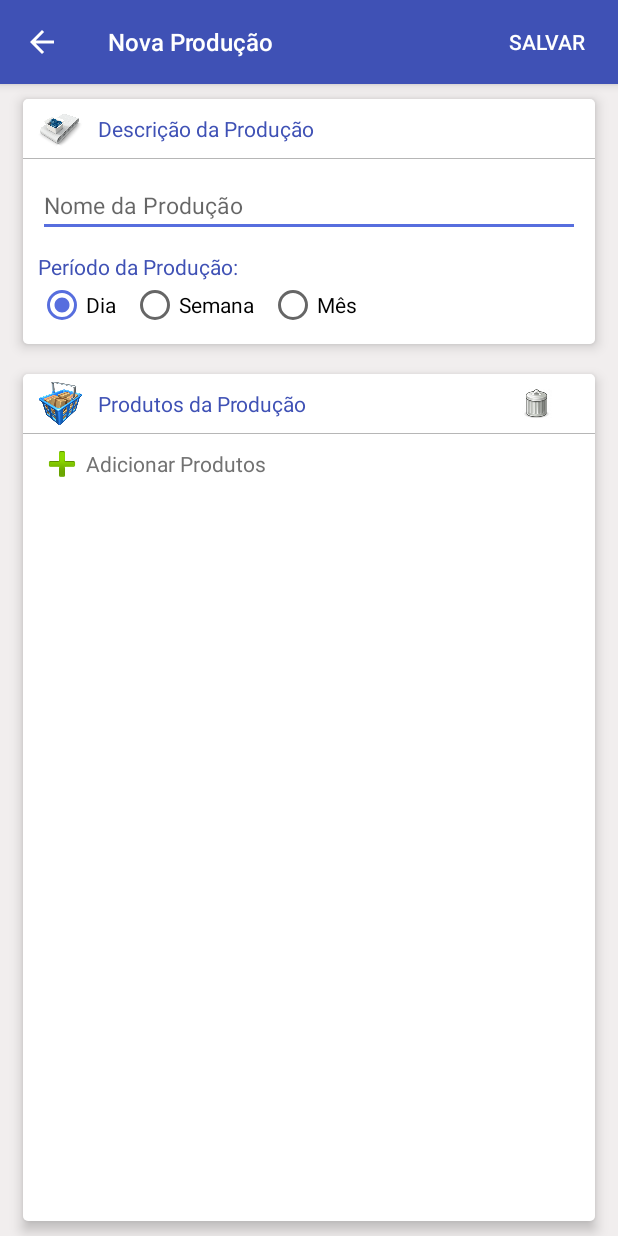
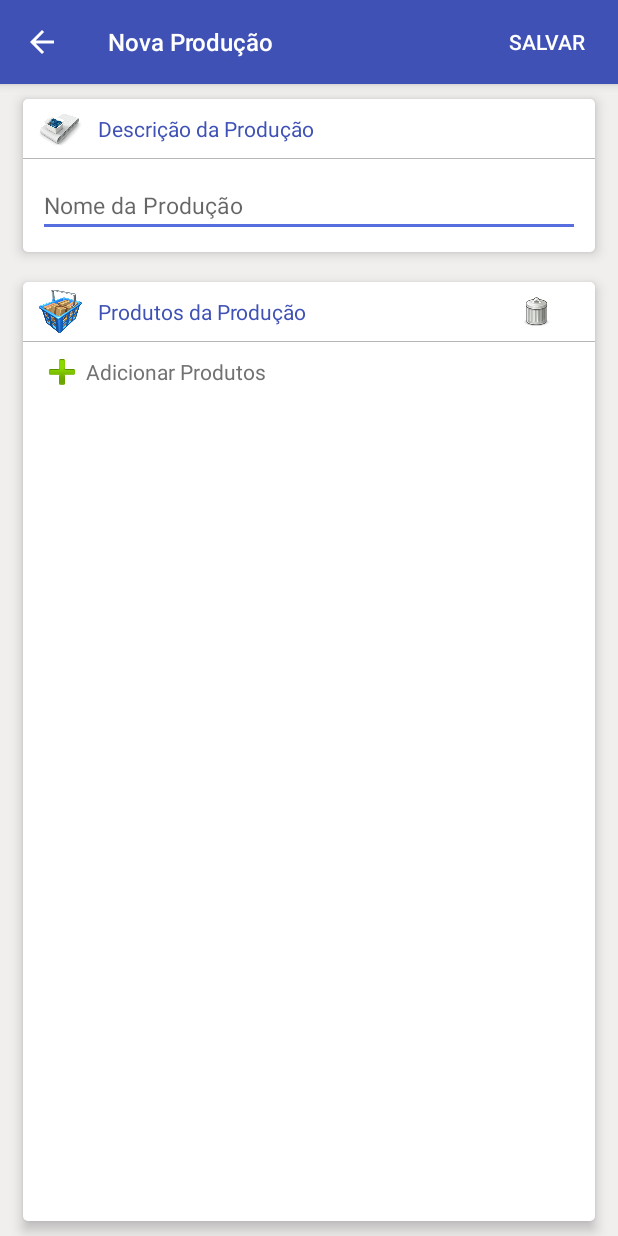
Before and after one commit to CharlleDaniel/SimpleERP, an Android app: the CadProducao screen opened directly, with no data from a screen before it, on a phone screen of 412 x 824 dp. Run offline under Robolectric (Android 15) with nearby library versions, the phone set to English and light mode, and no system bars; 1 statement that could not run was skipped.

Commit message:
Alteração faturamento por Produção

```diff
--- a/app/src/main/java/com/simpleerp/CadProducao.java
+++ b/app/src/main/java/com/simpleerp/CadProducao.java
@@ -31,16 +31,13 @@ import java.util.List;
 /**
  * Created by CharlleNot on 14/10/2015.
  */
-public class CadProducao extends AppCompatActivity implements View.OnClickListener {
+public class CadProducao extends AppCompatActivity{
     private Toolbar bar;
     private ListView lvProdutos;
     private static Produto produto;
     private ProdutoAdapter adapter;
     private SimpleControl sistema;
     private TextView nomeProducao;
-    private RadioButton rbDia;
-    private RadioButton rbSemana;
-    private RadioButton rbMes;
 
     @Override
     protected void onCreate(Bundle savedInstanceState) {
@@ -63,13 +60,6 @@ public class CadProducao extends AppCompatActivity implements View.OnClickListen
     private void acessViews(){
         bar= (Toolbar)findViewById(R.id.bar);
         nomeProducao=(TextView)findViewById(R.id.editTextNome);
-        rbDia= (RadioButton)findViewById(R.id.rbDiaCad);
-        rbSemana= (RadioButton)findViewById(R.id.rbSemanaCad);
-        rbMes= (RadioButton)findViewById(R.id.rbMesCad);
-
-        rbDia.setOnClickListener(this);
-        rbSemana.setOnClickListener(this);
-        rbMes.setOnClickListener(this);
     }
     public void buildListProdutos() {
         lvProdutos = (ListView) findViewById(R.id.listProdutos);
@@ -96,21 +86,10 @@ public class CadProducao extends AppCompatActivity implements View.OnClickListen
             if(nomeProducao.getText().toString().trim().length()<4){
                 showMessage("O nome deve possuir no minimo quatro caracteres.");
             }else{
-                String check="";
-                if(rbDia.isChecked()){
-                    check="Dia";
-                }
-                else if(rbSemana.isChecked()){
-                    check="Semana";
-                }
-                else{
-                    check="Més";
-                }
 
                 try{
                     Producao p = new Producao();
                     p.setNome(nomeProducao.getText().toString());
-                    p.setPeriodo(check);
                     sistema.addProducao(p);
                     showMessage("Salvo");
                     sistema.setAllProdutos(false);
@@ -173,20 +152,7 @@ public class CadProducao extends AppCompatActivity implements View.OnClickListen
     }
 
     public void addProdutoProducao(View view){
-        Bundle b = new Bundle();
-        if(rbDia.isChecked()){
-            b.putString("check","Dia" );
-        }
-        else if(rbSemana.isChecked()){
-            b.putString("check","Semana" );
-        }
-        else{
-            b.putString("check","Més" );
-        }
-
-
         Intent intent= new Intent(this,AddProdutoProducao.class);
-        intent.putExtras(b);
         startActivity(intent);
     }
     public void clearAllProdutos(View view){
@@ -222,22 +188,4 @@ public class CadProducao extends AppCompatActivity implements View.OnClickListen
         super.onBackPressed();
     }
 
-    @Override
-    public void onClick(View v) {
-        if(v.getId()==rbDia.getId()){
-            rbDia.setChecked(true);
-            rbSemana.setChecked(false);
-            rbMes.setChecked(false);
-        }
-        else if (v.getId()==rbSemana.getId()){
-            rbDia.setChecked(false);
-            rbSemana.setChecked(true);
-            rbMes.setChecked(false);
-        }
-        else{
-            rbDia.setChecked(false);
-            rbSemana.setChecked(false);
-            rbMes.setChecked(true);
-        }
-    }
 }
--- a/app/src/main/java/com/simpleerp/database/BD.java
+++ b/app/src/main/java/com/simpleerp/database/BD.java
@@ -289,7 +289,6 @@ public class BD {
     public void inserirProducao(Producao producao) {
         ContentValues valores = new ContentValues();
         valores.put("nome", producao.getNome());
-        valores.put("PERIODO", producao.getPeriodo());
 
         bd.insert("PRODUCAO", null, valores);
     }
@@ -297,7 +296,7 @@ public class BD {
     public void atualizarProducao(Producao producao) {
         ContentValues valores = new ContentValues();
         valores.put("nome", producao.getNome());
-        valores.put("PERIODO", producao.getPeriodo());
+
         bd.update("PRODUCAO", valores, "_id = ?", new String[]{"" + producao.getId()});
     }
 
@@ -309,7 +308,7 @@ public class BD {
 
     public List<Producao> buscarProducoes() {
         List<Producao> list = new ArrayList<Producao>();
-        String[] colunas = new String[]{"_id", "Nome", "PERIODO"};
+        String[] colunas = new String[]{"_id", "Nome"};
 
         Cursor cursor = bd.query("PRODUCAO", colunas, null, null, null, null, "Nome ASC");
 
@@ -321,7 +320,6 @@ public class BD {
                 Producao p = new Producao();
                 p.setId(cursor.getInt(0));
                 p.setNome(cursor.getString(1));
-                p.setPeriodo(cursor.getString(2));
                 list.add(p);
 
             } while (cursor.moveToNext());
--- a/app/src/main/java/com/simpleerp/database/ScriptSQL.java
+++ b/app/src/main/java/com/simpleerp/database/ScriptSQL.java
@@ -26,8 +26,7 @@ public class ScriptSQL {
 
         sqlBuilder.append("CREATE TABLE IF NOT EXISTS PRODUCAO(");
         sqlBuilder.append("_id INTEGER NOT NULL PRIMARY KEY AUTOINCREMENT,");
-        sqlBuilder.append("NOME VARCHAR(60),");
-        sqlBuilder.append("PERIODO VARCHAR(10)");
+        sqlBuilder.append("NOME VARCHAR(60)");
         sqlBuilder.append(");");
 
         return sqlBuilder.toString();
--- a/app/src/main/res/layout/layout_cad_producao.xml
+++ b/app/src/main/res/layout/layout_cad_producao.xml
@@ -96,49 +96,6 @@
                 android:singleLine="true"
                 android:layout_marginTop="10dp"
                 android:textSize="15dp" />
-
-            <TextView
-                android:layout_width="wrap_content"
-                android:layout_height="wrap_content"
-                android:text="Período da Produção:"
-                android:id="@+id/tvPerProd"
-                android:layout_below="@+id/editTextNome"
-                android:layout_alignLeft="@+id/editTextNome"
-                android:layout_alignStart="@+id/editTextNome"
-                android:textColor="@color/colorPrimary" />
-
-            <RadioButton
-                android:layout_width="wrap_content"
-                android:layout_height="wrap_content"
-                android:text="Dia"
-                android:id="@+id/rbDiaCad"
-                android:layout_below="@+id/tvPerProd"
-                android:layout_alignLeft="@+id/tvPerProd"
-                android:layout_alignStart="@+id/tvPerProd"
-                android:checked="true"
-                android:layout_marginRight="10dp"
-                android:layout_marginBottom="10dp" />
-
-            <RadioButton
-                android:layout_width="wrap_content"
-                android:layout_height="wrap_content"
-                android:text="Semana"
-                android:id="@+id/rbSemanaCad"
-                android:layout_alignTop="@+id/rbDiaCad"
-                android:layout_toRightOf="@+id/rbDiaCad"
-                android:layout_toEndOf="@+id/rbDiaCad"
-                android:checked="false"
-                android:layout_marginRight="10dp" />
-
-            <RadioButton
-                android:layout_width="wrap_content"
-                android:layout_height="wrap_content"
-                android:text="Mês"
-                android:id="@+id/rbMesCad"
-                android:layout_alignTop="@+id/rbSemanaCad"
-                android:layout_toRightOf="@+id/rbSemanaCad"
-                android:layout_toEndOf="@+id/rbSemanaCad"
-                android:checked="false" />
 
 
         </RelativeLayout>
```
Also changed, not shown: app/src/main/java/com/simpleerp/Control/SimpleBilling.java (+34 -8 lines), app/src/main/java/com/simpleerp/classesSecundarias/AddProdutoProducao.java (+4 -6 lines), app/src/main/java/com/simpleerp/classesSecundarias/EditaProducao.java (+4 -60 lines), app/src/main/java/com/simpleerp/entidades/Producao.java (+1 -10 lines), app/src/main/res/layout/layout_edit_producao.xml (+0 -43 lines).
